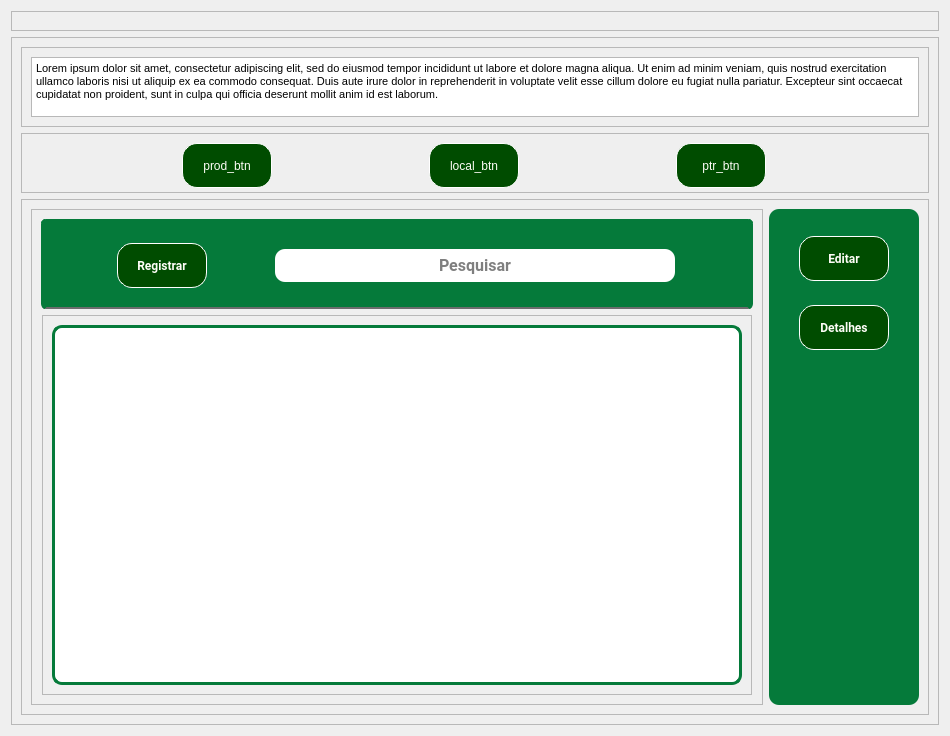
Before: the Qt Designer form PATP/bckp/asset_ctrl/templates/interfaces/bag.ui in eduardogm22/controle_patrimonio, drawn with Qt 5.
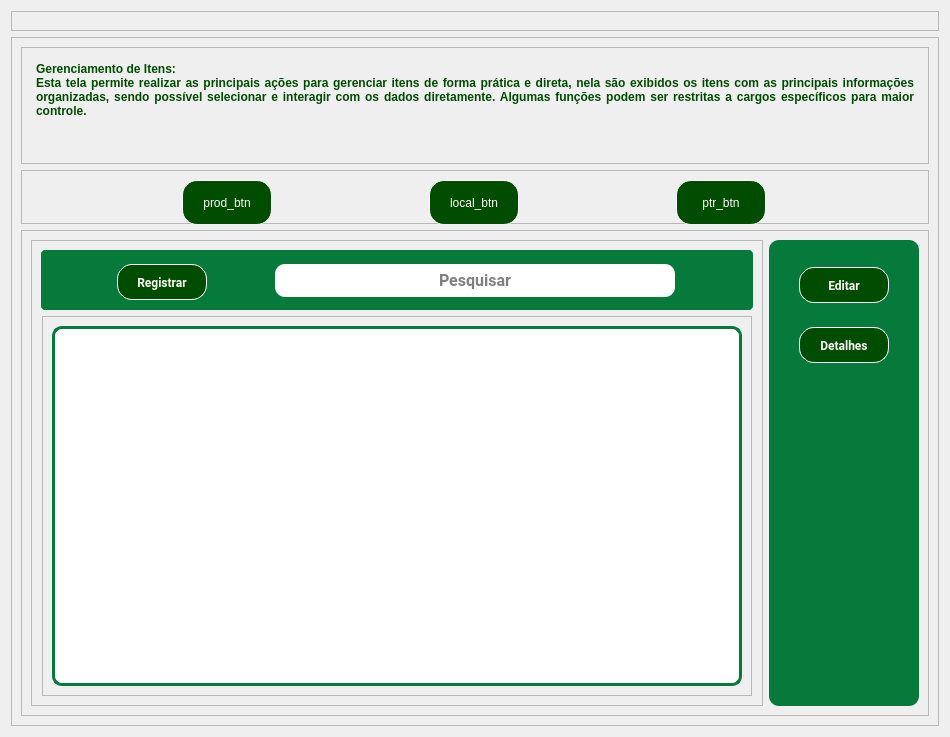
After: the same form once the commit is applied.

```diff
--- a/PATP/bckp/asset_ctrl/templates/interfaces/bag.ui
+++ b/PATP/bckp/asset_ctrl/templates/interfaces/bag.ui
@@ -7,7 +7,7 @@
     <x>0</x>
     <y>0</y>
     <width>950</width>
-    <height>732</height>
+    <height>737</height>
    </rect>
   </property>
   <property name="windowTitle">
@@ -43,38 +43,42 @@
          <enum>QFrame::Raised</enum>
         </property>
         <layout class="QVBoxLayout" name="verticalLayout_6">
-         <item alignment="Qt::AlignBottom">
+         <item>
           <widget class="QTextBrowser" name="f_text">
            <property name="maximumSize">
             <size>
              <width>16777215</width>
-             <height>60</height>
+             <height>16777215</height>
             </size>
            </property>
+           <property name="styleSheet">
+            <string notr="true">background-color:transparent;</string>
+           </property>
            <property name="html">
             <string>&lt;!DOCTYPE HTML PUBLIC &quot;-//W3C//DTD HTML 4.0//EN&quot; &quot;http://www.w3.org/TR/REC-html40/strict.dtd&quot;&gt;
 &lt;html&gt;&lt;head&gt;&lt;meta name=&quot;qrichtext&quot; content=&quot;1&quot; /&gt;&lt;style type=&quot;text/css&quot;&gt;
 p, li { white-space: pre-wrap; }
 &lt;/style&gt;&lt;/head&gt;&lt;body style=&quot; font-family:'MS Shell Dlg 2'; font-size:8.25pt; font-weight:400; font-style:normal;&quot;&gt;
-&lt;p style=&quot; margin-top:0px; margin-bottom:0px; margin-left:0px; margin-right:0px; -qt-block-indent:0; text-indent:0px;&quot;&gt;Lorem ipsum dolor sit amet, consectetur adipiscing elit, sed do eiusmod tempor incididunt ut labore et dolore magna aliqua. Ut enim ad minim veniam, quis nostrud exercitation ullamco laboris nisi ut aliquip ex ea commodo consequat. Duis aute irure dolor in reprehenderit in voluptate velit esse cillum dolore eu fugiat nulla pariatur. Excepteur sint occaecat cupidatat non proident, sunt in culpa qui officia deserunt mollit anim id est laborum.&lt;/p&gt;&lt;/body&gt;&lt;/html&gt;</string>
+&lt;p align=&quot;justify&quot; style=&quot; margin-top:0px; margin-bottom:0px; margin-left:0px; margin-right:0px; -qt-block-indent:0; text-indent:0px;&quot;&gt;&lt;span style=&quot; font-size:9pt; font-weight:600; color:#004c00;&quot;&gt;Gerenciamento de Itens:&lt;/span&gt;&lt;/p&gt;
+&lt;p align=&quot;justify&quot; style=&quot; margin-top:0px; margin-bottom:0px; margin-left:0px; margin-right:0px; -qt-block-indent:0; text-indent:0px;&quot;&gt;&lt;span style=&quot; font-size:9pt; font-weight:600; color:#004c00;&quot;&gt;Esta tela permite realizar as principais ações para gerenciar itens de forma prática e direta, nela são exibidos os itens com as principais informações organizadas, sendo possível selecionar e interagir com os dados diretamente. Algumas funções podem ser restritas a cargos específicos para maior controle.&lt;/span&gt;&lt;/p&gt;&lt;/body&gt;&lt;/html&gt;</string>
            </property>
           </widget>
          </item>
         </layout>
        </widget>
       </item>
-      <item>
+      <item alignment="Qt::AlignVCenter">
        <widget class="QFrame" name="frame_menu">
         <property name="minimumSize">
          <size>
           <width>0</width>
-          <height>60</height>
+          <height>54</height>
          </size>
         </property>
         <property name="maximumSize">
          <size>
           <width>16777215</width>
-          <height>60</height>
+          <height>54</height>
          </size>
         </property>
         <property name="frameShape">
@@ -224,7 +228,7 @@
            <property name="maximumSize">
             <size>
              <width>16777215</width>
-             <height>900</height>
+             <height>810</height>
             </size>
            </property>
            <property name="frameShape">
@@ -234,25 +238,25 @@
             <enum>QFrame::Raised</enum>
            </property>
            <layout class="QVBoxLayout" name="verticalLayout_2">
-            <item>
+            <item alignment="Qt::AlignVCenter">
              <widget class="QFrame" name="frame_search">
               <property name="minimumSize">
                <size>
                 <width>0</width>
-                <height>90</height>
+                <height>60</height>
                </size>
               </property>
               <property name="maximumSize">
                <size>
                 <width>16777215</width>
-                <height>90</height>
+                <height>60</height>
                </size>
               </property>
               <property name="styleSheet">
                <string notr="true">border-radius:5px;
 border:5px solid #057A3A;
 background-color: #057A3A;
-border-bottom: 2px solid rgb(108, 108, 108);</string>
+</string>
               </property>
               <property name="frameShape">
                <enum>QFrame::StyledPanel</enum>
@@ -261,18 +265,18 @@
                <enum>QFrame::Raised</enum>
               </property>
               <layout class="QHBoxLayout" name="horizontalLayout_3">
-               <item>
+               <item alignment="Qt::AlignTop">
                 <widget class="QPushButton" name="regItem">
                  <property name="minimumSize">
                   <size>
                    <width>90</width>
-                   <height>45</height>
+                   <height>36</height>
                   </size>
                  </property>
                  <property name="maximumSize">
                   <size>
                    <width>90</width>
-                   <height>45</height>
+                   <height>36</height>
                   </size>
                  </property>
                  <property name="font">
@@ -484,13 +488,13 @@
                     <property name="minimumSize">
                      <size>
                       <width>90</width>
-                      <height>45</height>
+                      <height>36</height>
                      </size>
                     </property>
                     <property name="maximumSize">
                      <size>
                       <width>90</width>
-                      <height>45</height>
+                      <height>36</height>
                      </size>
                     </property>
                     <property name="font">
@@ -562,13 +566,13 @@
                     <property name="minimumSize">
                      <size>
                       <width>90</width>
-                      <height>45</height>
+                      <height>36</height>
                      </size>
                     </property>
                     <property name="maximumSize">
                      <size>
                       <width>90</width>
-                      <height>45</height>
+                      <height>36</height>
                      </size>
                     </property>
                     <property name="font">
```
Left out of the diff: 2 changed lines with no effect on the pictures.
